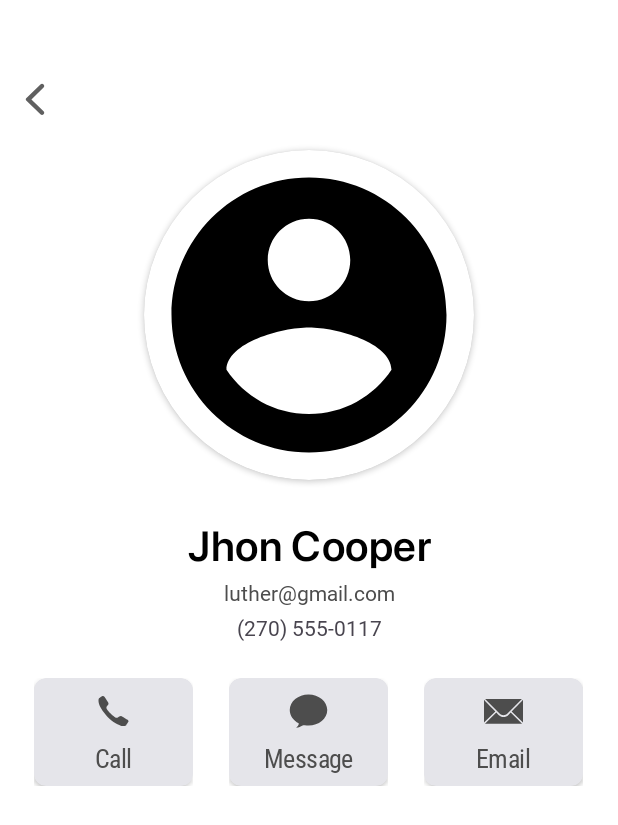
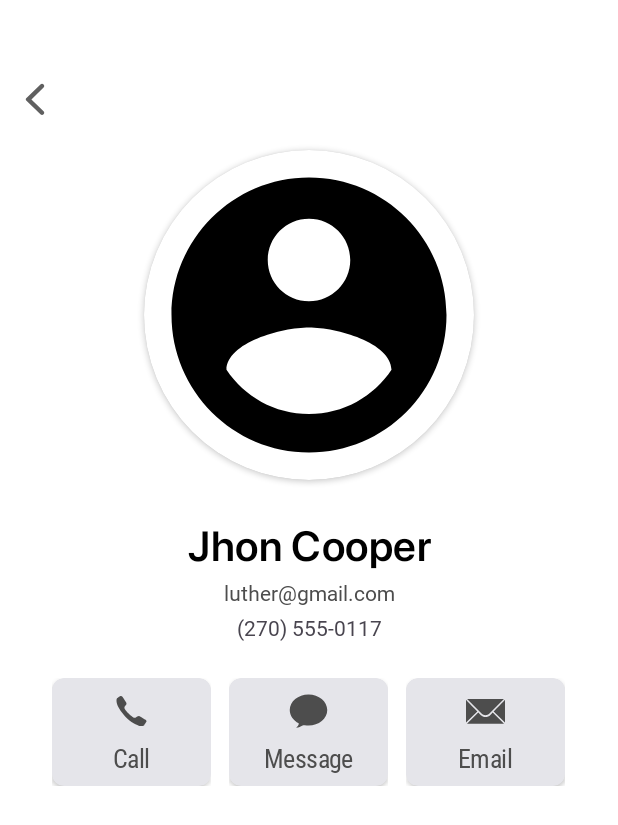
Before and after one commit to ashik061/ContactListApp, an Android app: the layout activity_contact_details.xml on its own in the app's theme, with its tools: preview values and no code run, on a phone screen of 412 x 824 dp. Shown: the top 825 px of the screen. Run offline under Robolectric (Android 15) with nearby library versions, the phone set to English and light mode, and no system bars; network calls fail.

Commit message:
Contact details page developed and displayed.

```diff
--- a/app/src/main/AndroidManifest.xml
+++ b/app/src/main/AndroidManifest.xml
@@ -2,7 +2,7 @@
 <manifest xmlns:android="http://schemas.android.com/apk/res/android"
     xmlns:tools="http://schemas.android.com/tools">
 
-    <uses-permission android:name="android.permission.INTERNET"></uses-permission>
+    <uses-permission android:name="android.permission.INTERNET" />
 
     <application
         android:allowBackup="true"
@@ -15,6 +15,9 @@
         android:theme="@style/Theme.ContactListApp"
         tools:targetApi="31">
         <activity
+            android:name=".view.ContactDetails"
+            android:exported="false" />
+        <activity
             android:name=".view.MainActivity"
             android:exported="true">
             <intent-filter>
--- a/app/src/main/res/layout/contact_details.xml
+++ b/app/src/main/res/layout/activity_contact_details.xml
@@ -1,11 +1,12 @@
 <?xml version="1.0" encoding="utf-8"?>
-<androidx.constraintlayout.widget.ConstraintLayout xmlns:android="http://schemas.android.com/apk/res/android"
+<androidx.constraintlayout.widget.ConstraintLayout
+    xmlns:android="http://schemas.android.com/apk/res/android"
     xmlns:app="http://schemas.android.com/apk/res-auto"
     xmlns:tools="http://schemas.android.com/tools"
     android:layout_width="match_parent"
     android:layout_height="match_parent">
 
-    <ImageView
+    <ImageButton
         android:id="@+id/backButton"
         android:layout_width="wrap_content"
         android:layout_height="wrap_content"
@@ -13,7 +14,10 @@
         android:layout_marginTop="@dimen/backButtonMarginTop"
         app:layout_constraintStart_toStartOf="parent"
         app:layout_constraintTop_toTopOf="parent"
-        app:srcCompat="@drawable/arrow" />
+        android:src="@drawable/arrow"
+        android:background="@null"/>
+
+
 
     <ScrollView
         android:layout_width="match_parent"
@@ -36,7 +40,7 @@
 
             <androidx.constraintlayout.widget.ConstraintLayout
                 android:layout_width="match_parent"
-                android:layout_height="551dp">
+                android:layout_height="600dp">
 
                 <androidx.cardview.widget.CardView
                     android:id="@+id/cardView"
@@ -86,7 +90,7 @@
                     app:layout_constraintTop_toBottomOf="@+id/userName" />
 
                 <TextView
-                    android:id="@+id/textView4"
+                    android:id="@+id/userPhoneNumber"
                     android:layout_width="wrap_content"
                     android:layout_height="wrap_content"
                     android:layout_marginTop="4dp"
@@ -101,11 +105,11 @@
                 <androidx.constraintlayout.widget.ConstraintLayout
                     android:layout_width="match_parent"
                     android:layout_height="0dp"
-                    android:layout_marginTop="12dp"
+                    android:layout_marginTop="18dp"
                     app:layout_constraintBottom_toBottomOf="parent"
                     app:layout_constraintEnd_toEndOf="parent"
                     app:layout_constraintStart_toStartOf="parent"
-                    app:layout_constraintTop_toBottomOf="@+id/textView4">
+                    app:layout_constraintTop_toBottomOf="@+id/userPhoneNumber">
 
                     <TableLayout
                         android:layout_width="match_parent"
@@ -124,7 +128,7 @@
                             <LinearLayout
                                 android:layout_width="match_parent"
                                 android:layout_height="match_parent"
-                                android:layout_margin="12dp"
+                                android:layout_margin="6dp"
                                 android:orientation="vertical">
 
                                 <androidx.constraintlayout.widget.ConstraintLayout
@@ -181,7 +185,7 @@
                             <LinearLayout
                                 android:layout_width="match_parent"
                                 android:layout_height="match_parent"
-                                android:layout_margin="12dp"
+                                android:layout_margin="6dp"
                                 android:orientation="vertical">
 
                                 <androidx.constraintlayout.widget.ConstraintLayout
@@ -238,7 +242,7 @@
                             <LinearLayout
                                 android:layout_width="match_parent"
                                 android:layout_height="match_parent"
-                                android:layout_margin="12dp"
+                                android:layout_margin="6dp"
                                 android:orientation="vertical">
 
                                 <androidx.constraintlayout.widget.ConstraintLayout
--- a/app/src/main/res/values/strings.xml
+++ b/app/src/main/res/values/strings.xml
@@ -10,5 +10,4 @@
     <string name="mail">Email</string>
 
 
-
 </resources>
```
Also changed, not shown: app/src/main/java/com/appdev/contactlistapp/view/ContactDetails.kt (added, +45 -0 lines), app/src/main/java/com/appdev/contactlistapp/view/MainActivity.kt (+13 -1 lines).
